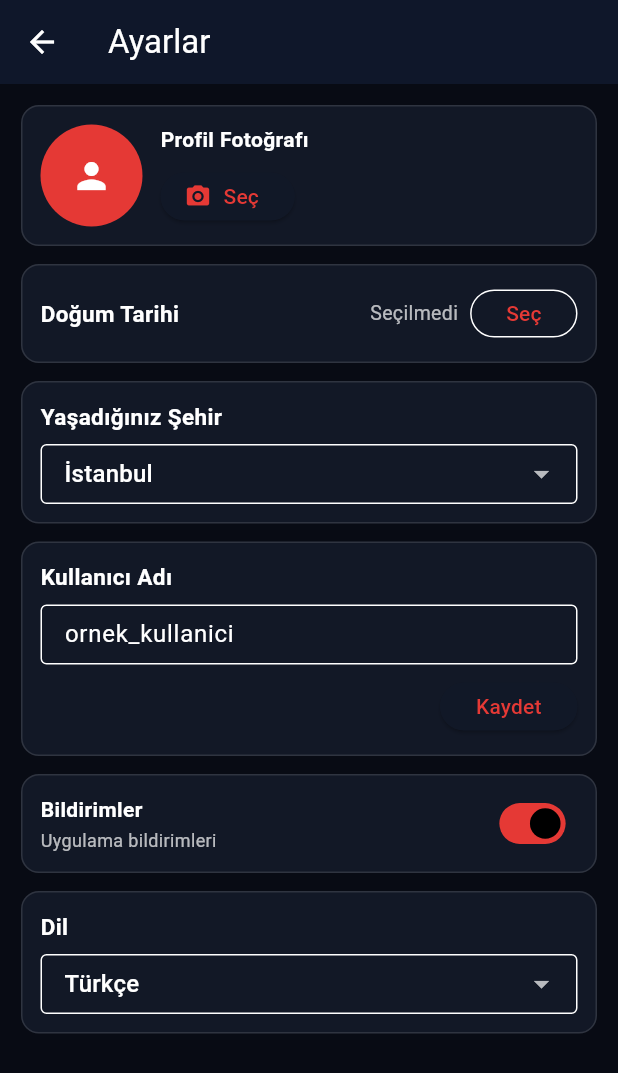
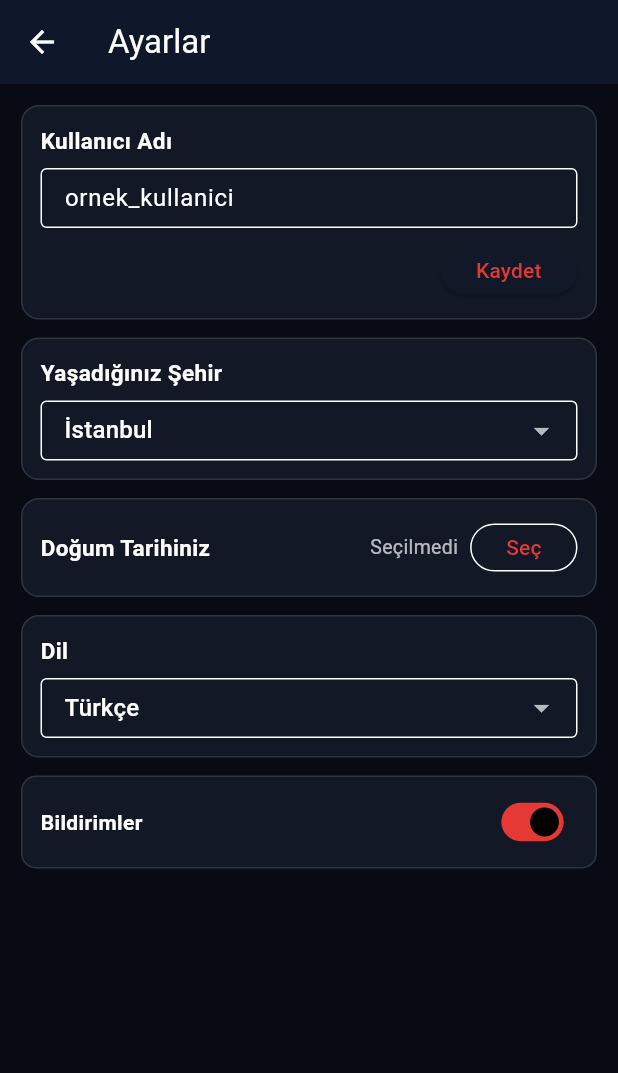
Before and after one commit to ismailustundag/dansmagazin, a Flutter app: the SettingsScreen screen opened directly with empty values, on a phone screen of 412 x 824 dp. Shown: the top 1073 px of the screen. Run offline on Flutter 3.47's test engine with Material 3 defaults, Android fonts, the phone set to English and light mode, and no system bars; our stand-ins replace file_picker, firebase_core, firebase_messaging, flutter_html, flutter_local_notifications, image_gallery_saver and 5 more; missing offline and left inert: mobile_scanner; accounts and stored records are empty; network calls fail.

Commit message:
Fix iOS pod/deployment setup and standardize date-time format

```diff
--- a/mobile_app_preview/lib/screens/chat_thread_screen.dart
+++ b/mobile_app_preview/lib/screens/chat_thread_screen.dart
@@ -4,6 +4,7 @@ import 'dart:convert';
 import 'package:flutter/material.dart';
 import 'package:http/http.dart' as http;
 
+import '../services/date_time_format.dart';
 import '../services/notification_center.dart';
 
 class ChatThreadScreen extends StatefulWidget {
@@ -230,7 +231,7 @@ class _ChatThreadScreenState extends State<ChatThreadScreen> {
                                       Text(m.body),
                                       const SizedBox(height: 4),
                                       Text(
-                                        m.createdAt,
+                                        formatDateTimeDdMmYyyyHmDot(m.createdAt),
                                         style: TextStyle(color: Colors.white.withOpacity(0.7), fontSize: 11),
                                       ),
                                     ],
--- a/mobile_app_preview/lib/screens/editor_event_management_screen.dart
+++ b/mobile_app_preview/lib/screens/editor_event_management_screen.dart
@@ -11,7 +11,7 @@ import '../services/turkiye_cities.dart';
 DateTime? _parseEventDate(String raw) {
   final v = raw.trim();
   if (v.isEmpty) return null;
-  final ddmmyyyy = RegExp(r'^(\d{1,2})\.(\d{1,2})\.(\d{4})$').firstMatch(v);
+  final ddmmyyyy = RegExp(r'^(\d{1,2})[-\.](\d{1,2})[-\.](\d{4})$').firstMatch(v);
   if (ddmmyyyy != null) {
     final d = int.tryParse(ddmmyyyy.group(1)!);
     final m = int.tryParse(ddmmyyyy.group(2)!);
@@ -36,7 +36,7 @@ String _toDisplayDate(String raw) {
   final d = dt.day.toString().padLeft(2, '0');
   final m = dt.month.toString().padLeft(2, '0');
   final y = dt.year.toString();
-  return '$d.$m.$y';
+  return '$d-$m-$y';
 }
 
 String _toApiDate(String raw) {
--- a/mobile_app_preview/lib/screens/settings_screen.dart
+++ b/mobile_app_preview/lib/screens/settings_screen.dart
@@ -131,6 +131,15 @@ class _SettingsScreenState extends State<SettingsScreen> {
   String _birthDateUi() {
     final raw = _birthDate.trim();
     if (raw.isEmpty) return 'Seçilmedi';
+    try {
+      // Beklenen format: dd.MM.yyyy
+      final dt = DateFormat('dd.MM.yyyy').parseStrict(raw);
+      return DateFormat('dd.MM.yyyy').format(dt);
+    } catch (_) {}
+    try {
+      final dt = DateFormat('dd-MM-yyyy').parseStrict(raw);
+      return DateFormat('dd.MM.yyyy').format(dt);
+    } catch (_) {}
     final dt = DateTime.tryParse(raw);
     if (dt == null) return raw;
     return DateFormat('dd.MM.yyyy').format(dt);
@@ -138,19 +147,49 @@ class _SettingsScreenState extends State<SettingsScreen> {
 
   Future<void> _pickBirthDate() async {
     final now = DateTime.now();
-    final initial = DateTime.tryParse(_birthDate) ?? DateTime(now.year - 20, 1, 1);
+    DateTime initial = DateTime(now.year - 20, 1, 1);
+    try {
+      initial = DateFormat('dd.MM.yyyy').parseStrict(_birthDate);
+    } catch (_) {
+      try {
+        initial = DateFormat('dd-MM-yyyy').parseStrict(_birthDate);
+      } catch (_) {
+        final iso = DateTime.tryParse(_birthDate);
+        if (iso != null) initial = iso;
+      }
+    }
     final picked = await showDatePicker(
       context: context,
       initialDate: initial.isAfter(now) ? now : initial,
       firstDate: DateTime(1900, 1, 1),
       lastDate: now,
       helpText: 'Doğum Tarihi',
-      locale: const Locale('tr'),
+      locale: const Locale('tr', 'TR'),
+      builder: (ctx, child) {
+        final base = Theme.of(ctx);
+        return Theme(
+          data: base.copyWith(
+            colorScheme: const ColorScheme.dark(
+              primary: Color(0xFFE53935),
+              onPrimary: Colors.white,
+              surface: Color(0xFF121826),
+              onSurface: Colors.white,
+            ),
+            dialogBackgroundColor: const Color(0xFF121826),
+            datePickerTheme: const DatePickerThemeData(
+              backgroundColor: Color(0xFF121826),
+              headerBackgroundColor: Color(0xFF0F172A),
+              headerForegroundColor: Colors.white,
+            ),
+          ),
+          child: child ?? const SizedBox.shrink(),
+        );
+      },
     );
     if (picked == null) return;
-    final iso = DateFormat('yyyy-MM-dd').format(picked);
-    setState(() => _birthDate = iso);
-    await _saveRemote(birthDate: iso);
+    final formatted = DateFormat('dd.MM.yyyy').format(picked);
+    setState(() => _birthDate = formatted);
+    await _saveRemote(birthDate: formatted);
   }
 
   Future<void> _saveNotif(bool v) async {
@@ -303,60 +342,30 @@ class _SettingsScreenState extends State<SettingsScreen> {
                       borderRadius: BorderRadius.circular(12),
                       border: Border.all(color: Colors.white12),
                     ),
-                    child: Row(
+                    child: Column(
+                      crossAxisAlignment: CrossAxisAlignment.start,
                       children: [
-                        _avatar(),
-                        const SizedBox(width: 12),
-                        Expanded(
-                          child: Column(
-                            crossAxisAlignment: CrossAxisAlignment.start,
-                            children: [
-                              Text(t('profile_photo'), style: const TextStyle(fontWeight: FontWeight.w700)),
-                              const SizedBox(height: 8),
-                              Wrap(
-                                spacing: 8,
-                                runSpacing: 8,
-                                children: [
-                                  ElevatedButton.icon(
-                                    onPressed: _pickingAvatar ? null : _pickAvatar,
-                                    icon: const Icon(Icons.photo_camera, size: 18),
-                                    label: Text(_pickingAvatar ? '...' : t('select')),
-                                  ),
-                                  if (_avatarPath.isNotEmpty)
-                                    OutlinedButton.icon(
-                                      onPressed: _clearAvatar,
-                                      icon: const Icon(Icons.delete_outline, size: 18),
-                                      label: Text(t('remove')),
-                                    ),
-                                ],
-                              ),
-                            ],
+                        Text(t('username'), style: const TextStyle(fontSize: 15, fontWeight: FontWeight.w700)),
+                        if (_email.isNotEmpty) ...[
+                          const SizedBox(height: 2),
+                          Text(_email, style: TextStyle(color: Colors.white.withOpacity(0.65), fontSize: 12)),
+                        ],
+                        const SizedBox(height: 8),
+                        TextField(
+                          controller: _usernameCtrl,
+                          decoration: const InputDecoration(
+                            isDense: true,
+                            border: OutlineInputBorder(),
+                            hintText: 'ornek_kullanici',
                           ),
                         ),
-                      ],
-                    ),
-                  ),
-                  const SizedBox(height: 12),
-                  Container(
-                    padding: const EdgeInsets.all(12),
-                    decoration: BoxDecoration(
-                      color: const Color(0xFF121826),
-                      borderRadius: BorderRadius.circular(12),
-                      border: Border.all(color: Colors.white12),
-                    ),
-                    child: Row(
-                      children: [
-                        const Expanded(
-                          child: Text('Doğum Tarihi', style: TextStyle(fontSize: 15, fontWeight: FontWeight.w700)),
-                        ),
-                        Text(
-                          _birthDateUi(),
-                          style: const TextStyle(color: Colors.white70, fontSize: 13),
-                        ),
-                        const SizedBox(width: 8),
-                        OutlinedButton(
-                          onPressed: _saving ? null : _pickBirthDate,
-                          child: const Text('Seç'),
+                        const SizedBox(height: 8),
+                        Align(
+                          alignment: Alignment.centerRight,
+                          child: ElevatedButton(
+                            onPressed: _saving ? null : _saveUsername,
+                            child: Text(t('save')),
+                          ),
                         ),
                       ],
                     ),
@@ -400,60 +409,19 @@ class _SettingsScreenState extends State<SettingsScreen> {
                       borderRadius: BorderRadius.circular(12),
                       border: Border.all(color: Colors.white12),
                     ),
-                    child: Column(
-                      crossAxisAlignment: CrossAxisAlignment.start,
-                      children: [
-                        Text(t('username'), style: const TextStyle(fontSize: 15, fontWeight: FontWeight.w700)),
-                        if (_email.isNotEmpty) ...[
-                          const SizedBox(height: 2),
-                          Text(_email, style: TextStyle(color: Colors.white.withOpacity(0.65), fontSize: 12)),
-                        ],
-                        const SizedBox(height: 8),
-                        TextField(
-                          controller: _usernameCtrl,
-                          decoration: const InputDecoration(
-                            isDense: true,
-                            border: OutlineInputBorder(),
-                            hintText: 'ornek_kullanici',
-                          ),
-                        ),
-                        const SizedBox(height: 8),
-                        Align(
-                          alignment: Alignment.centerRight,
-                          child: ElevatedButton(
-                            onPressed: _saving ? null : _saveUsername,
-                            child: Text(t('save')),
-                          ),
-                        ),
-                      ],
-                    ),
-                  ),
-                  const SizedBox(height: 12),
-                  Container(
-                    padding: const EdgeInsets.fromLTRB(12, 8, 12, 8),
-                    decoration: BoxDecoration(
-                      color: const Color(0xFF121826),
-                      borderRadius: BorderRadius.circular(12),
-                      border: Border.all(color: Colors.white12),
-                    ),
                     child: Row(
                       children: [
-                        Expanded(
-                          child: Column(
-                            crossAxisAlignment: CrossAxisAlignment.start,
-                            children: [
-                              Text(t('notifications'), style: const TextStyle(fontWeight: FontWeight.w700)),
-                              const SizedBox(height: 2),
-                              Text(t('app_notifications'), style: const TextStyle(fontSize: 12, color: Colors.white70)),
-                            ],
-                          ),
+                        const Expanded(
+                          child: Text('Doğum Tarihiniz', style: TextStyle(fontSize: 15, fontWeight: FontWeight.w700)),
                         ),
-                        Transform.scale(
-                          scale: 0.85,
-                          child: Switch(
-                            value: _notificationsEnabled,
-                            onChanged: _saving ? null : _saveNotif,
-                          ),
+                        Text(
+                          _birthDateUi(),
+                          style: const TextStyle(color: Colors.white70, fontSize: 13),
+                        ),
+                        const SizedBox(width: 8),
+                        OutlinedButton(
+                          onPressed: _saving ? null : _pickBirthDate,
+                          child: const Text('Seç'),
                         ),
                       ],
                     ),
@@ -490,6 +458,29 @@ class _SettingsScreenState extends State<SettingsScreen> {
                       ],
                     ),
                   ),
+                  const SizedBox(height: 12),
+                  Container(
+                    padding: const EdgeInsets.symmetric(horizontal: 12, vertical: 6),
+                    decoration: BoxDecoration(
+                      color: const Color(0xFF121826),
+                      borderRadius: BorderRadius.circular(10),
+                      border: Border.all(color: Colors.white12),
+                    ),
+                    child: Row(
+                      children: [
+                        Expanded(
+                          child: Text(t('notifications'), style: const TextStyle(fontWeight: FontWeight.w700)),
+                        ),
+                        Transform.scale(
+                          scale: 0.80,
+                          child: Switch(
+                            value: _notificationsEnabled,
+                            onChanged: _saving ? null : _saveNotif,
+                          ),
+                        ),
+                      ],
+                    ),
+                  ),
                 ],
               ),
       ),
--- a/mobile_app_preview/lib/screens/social_screen.dart
+++ b/mobile_app_preview/lib/screens/social_screen.dart
@@ -3,6 +3,7 @@ import 'dart:convert';
 import 'package:flutter/material.dart';
 import 'package:http/http.dart' as http;
 
+import '../services/date_time_format.dart';
 import '../services/event_social_api.dart';
 import '../services/i18n.dart';
 import '../services/notification_center.dart';
@@ -669,7 +670,7 @@ class _SocialScreenState extends State<SocialScreen> {
                                       ),
                                     if (f.lastMessageAt.isNotEmpty)
                                       Text(
-                                        '${t('last_message')}: ${f.lastMessageAt}',
+                                        '${t('last_message')}: ${formatDateTimeDdMmYyyyHmDot(f.lastMessageAt)}',
                                         style: TextStyle(
                                           color: f.unreadCount > 0 ? Colors.redAccent : Colors.white70,
                                           fontSize: 12,
--- a/mobile_app_preview/pubspec.yaml
+++ b/mobile_app_preview/pubspec.yaml
@@ -21,7 +21,7 @@ dependencies:
   intl: ^0.19.0
   share_plus: ^10.1.2
   qr_flutter: ^4.1.0
-  mobile_scanner: ^5.2.3
+  mobile_scanner: ^7.2.0
   firebase_core: ^3.8.0
   firebase_messaging: ^15.1.6
   flutter_local_notifications: ^17.2.4
```
Also changed, not shown: mobile_app_preview/lib/screens/admin_notifications_screen.dart (+2 -11 lines), mobile_app_preview/lib/screens/event_detail_screen.dart (+2 -10 lines), mobile_app_preview/lib/screens/messages_inbox_screen.dart (+20 -1 lines), mobile_app_preview/lib/screens/messages_screen.dart (+16 -0 lines), mobile_app_preview/lib/screens/notifications_screen.dart (+2 -14 lines), mobile_app_preview/lib/screens/photos_screen.dart (+2 -6 lines), mobile_app_preview/lib/services/date_time_format.dart (added, +38 -0 lines), 3 other files.
